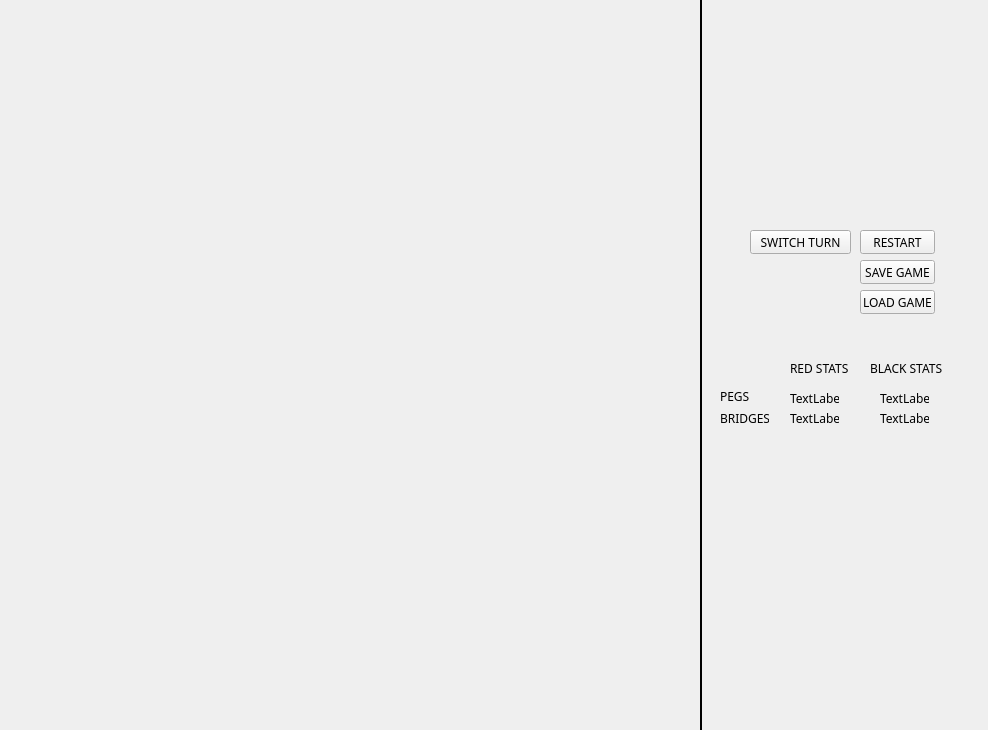
The window that C--/TwixtUI/TwixtUI.ui (florin-irl/C--) describes before a commit, drawn with Qt 5.
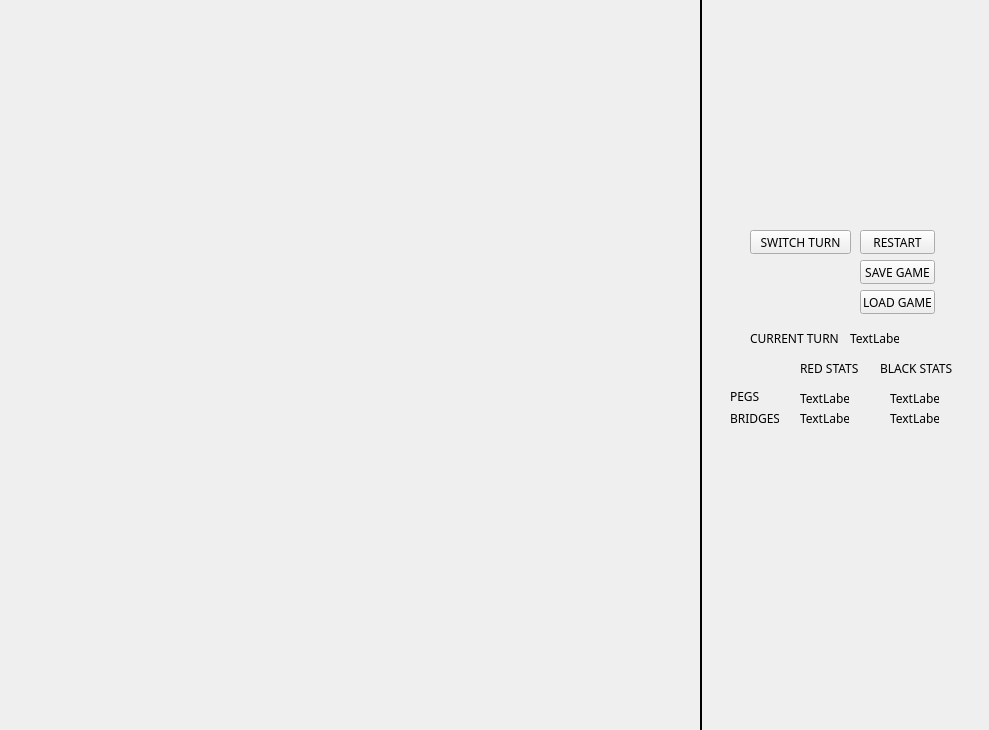
The same window after the commit. Icons and pictures are not drawn.

Commit message: Made turn display

The edit to the form file:
```diff
--- a/C--/TwixtUI/TwixtUI.ui
+++ b/C--/TwixtUI/TwixtUI.ui
@@ -6,7 +6,7 @@
    <rect>
     <x>0</x>
     <y>0</y>
-    <width>988</width>
+    <width>989</width>
     <height>730</height>
    </rect>
   </property>
@@ -39,7 +39,7 @@
    <widget class="QLabel" name="label">
     <property name="geometry">
      <rect>
-      <x>790</x>
+      <x>800</x>
       <y>360</y>
       <width>61</width>
       <height>16</height>
@@ -63,7 +63,7 @@
    <widget class="QLabel" name="label_2">
     <property name="geometry">
      <rect>
-      <x>870</x>
+      <x>880</x>
       <y>360</y>
       <width>81</width>
       <height>16</height>
@@ -87,7 +87,7 @@
    <widget class="QLabel" name="label_3">
     <property name="geometry">
      <rect>
-      <x>720</x>
+      <x>730</x>
       <y>386</y>
       <width>49</width>
       <height>20</height>
@@ -105,7 +105,7 @@
    <widget class="QLabel" name="label_4">
     <property name="geometry">
      <rect>
-      <x>720</x>
+      <x>730</x>
       <y>410</y>
       <width>49</width>
       <height>16</height>
@@ -123,7 +123,7 @@
    <widget class="QLabel" name="label_5">
     <property name="geometry">
      <rect>
-      <x>790</x>
+      <x>800</x>
       <y>390</y>
       <width>49</width>
       <height>16</height>
@@ -141,7 +141,7 @@
    <widget class="QLabel" name="label_6">
     <property name="geometry">
      <rect>
-      <x>790</x>
+      <x>800</x>
       <y>410</y>
       <width>49</width>
       <height>16</height>
@@ -159,7 +159,7 @@
    <widget class="QLabel" name="label_7">
     <property name="geometry">
      <rect>
-      <x>880</x>
+      <x>890</x>
       <y>390</y>
       <width>49</width>
       <height>16</height>
@@ -177,7 +177,7 @@
    <widget class="QLabel" name="label_8">
     <property name="geometry">
      <rect>
-      <x>880</x>
+      <x>890</x>
       <y>410</y>
       <width>49</width>
       <height>16</height>
@@ -195,7 +195,7 @@
    <widget class="QLabel" name="label_9">
     <property name="geometry">
      <rect>
-      <x>710</x>
+      <x>700</x>
       <y>30</y>
       <width>281</width>
       <height>181</height>
@@ -282,6 +282,42 @@
      <enum>Qt::Vertical</enum>
     </property>
    </widget>
+   <widget class="QLabel" name="label_10">
+    <property name="geometry">
+     <rect>
+      <x>750</x>
+      <y>330</y>
+      <width>91</width>
+      <height>16</height>
+     </rect>
+    </property>
+    <property name="font">
+     <font>
+      <family>Bahnschrift</family>
+     </font>
+    </property>
+    <property name="text">
+     <string>CURRENT TURN</string>
+    </property>
+   </widget>
+   <widget class="QLabel" name="label_11">
+    <property name="geometry">
+     <rect>
+      <x>850</x>
+      <y>330</y>
+      <width>49</width>
+      <height>16</height>
+     </rect>
+    </property>
+    <property name="font">
+     <font>
+      <family>Bahnschrift</family>
+     </font>
+    </property>
+    <property name="text">
+     <string>TextLabel</string>
+    </property>
+   </widget>
   </widget>
  </widget>
  <layoutdefault spacing="6" margin="11"/>
```
The commit also changes 1 other file.
